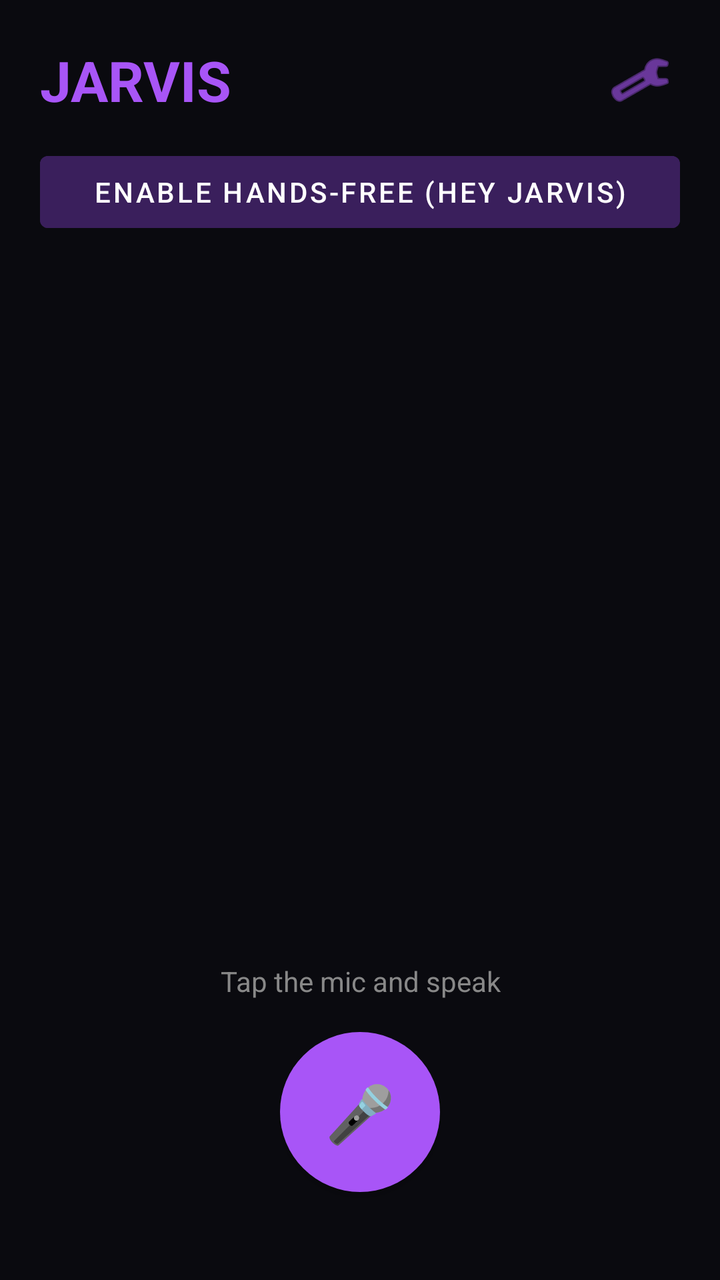
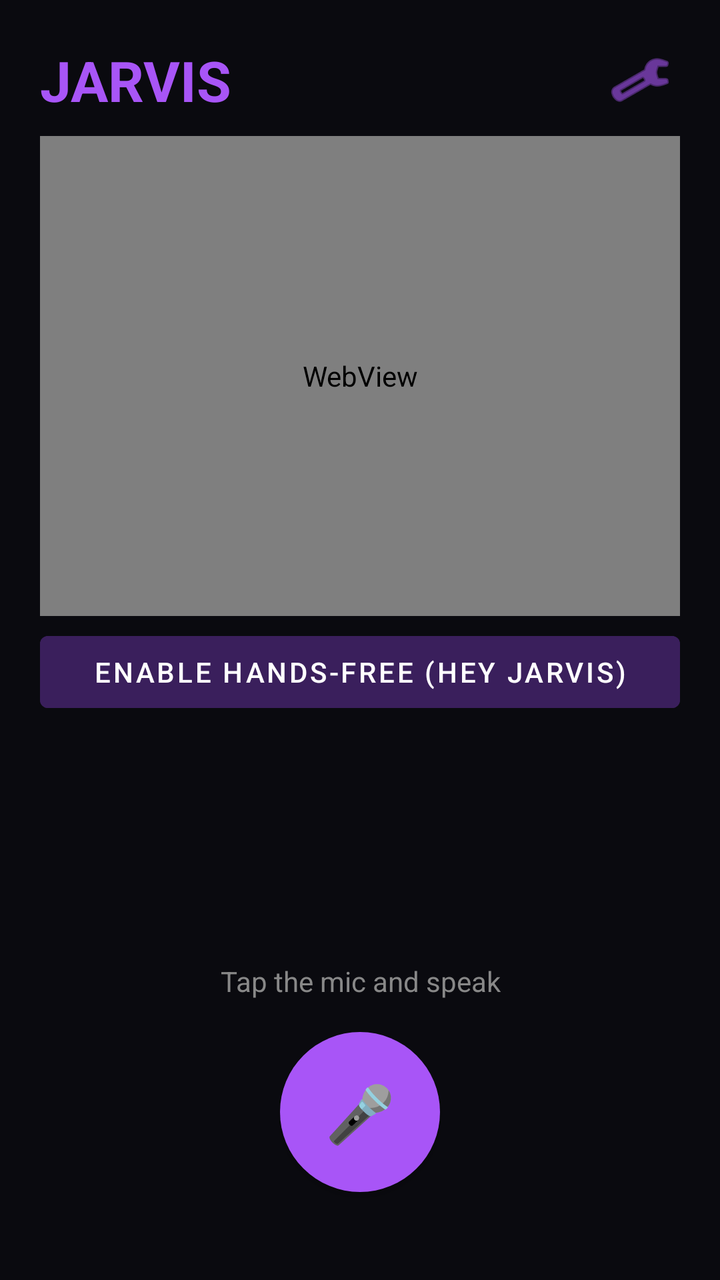

Before-and-after screenshots of an Android layout around one commit, followed by the original layout XML and the change that was made.
<!-- AndroidManifest.xml: application theme Theme.Jarvis -->
<!-- res/layout/activity_main.xml -->
<?xml version="1.0" encoding="utf-8"?>
<LinearLayout xmlns:android="http://schemas.android.com/apk/res/android"
    xmlns:app="http://schemas.android.com/apk/res-auto"
    android:layout_width="match_parent"
    android:layout_height="match_parent"
    android:orientation="vertical"
    android:background="#0A0A0F"
    android:padding="20dp">

    <LinearLayout
        android:layout_width="match_parent"
        android:layout_height="wrap_content"
        android:orientation="horizontal"
        android:gravity="center_vertical">

        <TextView
            android:layout_width="0dp"
            android:layout_height="wrap_content"
            android:layout_weight="1"
            android:text="JARVIS"
            android:textColor="#A855F7"
            android:textSize="28sp"
            android:textStyle="bold" />

        <ImageButton
            android:id="@+id/settingsButton"
            android:layout_width="40dp"
            android:layout_height="40dp"
            android:background="@android:color/transparent"
            android:src="@android:drawable/ic_menu_manage"
            app:tint="#A855F7" />
    </LinearLayout>

    <Button
        android:id="@+id/handsFreeButton"
        android:layout_width="match_parent"
        android:layout_height="wrap_content"
        android:layout_marginTop="12dp"
        android:text="Enable Hands-Free (Hey Jarvis)"
        android:backgroundTint="#3A1F5C"
        android:textColor="#FFFFFF" />

    <ScrollView
        android:id="@+id/logScroll"
        android:layout_width="match_parent"
        android:layout_height="0dp"
        android:layout_weight="1"
        android:layout_marginTop="16dp">

        <TextView
            android:id="@+id/logText"
            android:layout_width="match_parent"
            android:layout_height="wrap_content"
            android:textColor="#DDDDDD"
            android:textSize="15sp"
            android:lineSpacingExtra="6dp" />
    </ScrollView>

    <TextView
        android:id="@+id/statusText"
        android:layout_width="match_parent"
        android:layout_height="wrap_content"
        android:text="Tap the mic and speak"
        android:textColor="#888888"
        android:textAlignment="center"
        android:paddingBottom="16dp"
        android:paddingTop="8dp" />

    <Button
        android:id="@+id/micButton"
        android:layout_width="80dp"
        android:layout_height="80dp"
        android:layout_gravity="center_horizontal"
        android:layout_marginBottom="24dp"
        android:background="@drawable/mic_button_bg"
        android:text="🎤"
        android:textSize="28sp" />

</LinearLayout>
<!-- resources referenced by this layout -->
<resources>
  <!-- drawable mic_button_bg (drawable) -->
  <?xml version="1.0" encoding="utf-8"?>
  <shape xmlns:android="http://schemas.android.com/apk/res/android"
      android:shape="oval">
      <solid android:color="#A855F7" />
  </shape>
  <style name="Theme.Jarvis" parent="Theme.MaterialComponents.DayNight.NoActionBar">
          <item name="colorPrimary">#A855F7</item>
          <item name="android:windowBackground">#0A0A0F</item>
      </style>
</resources>

<!-- the commit's change to res/layout/activity_main.xml (unified diff, before → after) -->
@@ -31,11 +31,17 @@
             app:tint="#A855F7" />
     </LinearLayout>
 
+    <WebView
+        android:id="@+id/coreWebView"
+        android:layout_width="match_parent"
+        android:layout_height="240dp"
+        android:layout_marginTop="8dp" />
+
     <Button
         android:id="@+id/handsFreeButton"
         android:layout_width="match_parent"
         android:layout_height="wrap_content"
-        android:layout_marginTop="12dp"
+        android:layout_marginTop="4dp"
         android:text="Enable Hands-Free (Hey Jarvis)"
         android:backgroundTint="#3A1F5C"
         android:textColor="#FFFFFF" />
